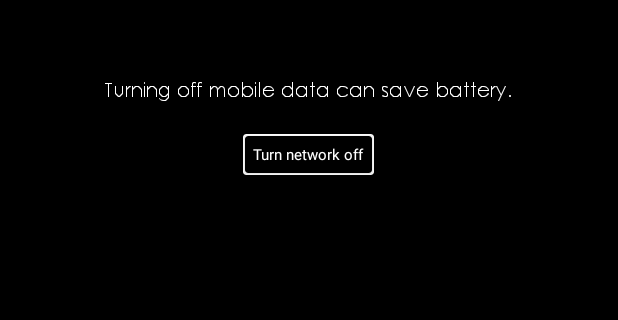
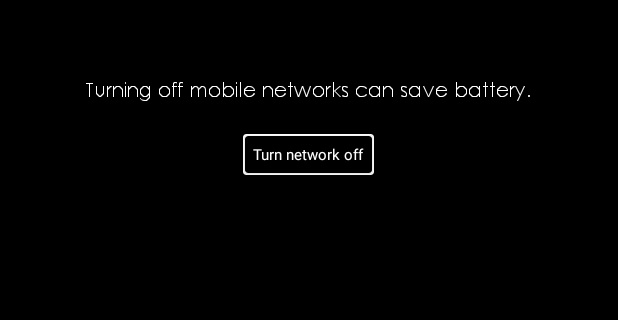
Before and after one commit to freefalltech/Blackout, an Android app: the MainActivity screen opened directly, with no data from a screen before it, after a tap on "Turn network off", on a phone screen of 412 x 824 dp, the part 140-460 px from its top. Run offline under Robolectric (Android 15) with nearby library versions, the phone set to English and light mode, and no system bars; 1 other tap on this screen came first.

Commit message:
Edit strings, main activity for turn network off

```diff
--- a/app/src/main/java/io/github/freefalltech/blackout/MainActivity.java
+++ b/app/src/main/java/io/github/freefalltech/blackout/MainActivity.java
@@ -1,6 +1,5 @@
 package io.github.freefalltech.blackout;
 
-import android.content.ContentResolver;
 import android.content.Intent;
 import android.graphics.Typeface;
 import android.net.Uri;
@@ -9,7 +8,6 @@ import android.os.Bundle;
 import android.provider.Settings;
 import android.support.v7.app.AppCompatActivity;
 import android.view.View;
-import android.view.Window;
 import android.view.WindowManager;
 import android.widget.RelativeLayout;
 import android.widget.TextView;
@@ -27,7 +25,7 @@ public class MainActivity extends AppCompatActivity {
         searchWifiText.setTypeface(Typeface.createFromAsset(getAssets(), "fonts/helvetica.otf"));
         titleHeader.setTypeface(Typeface.createFromAsset(getAssets(), "fonts/helvetica.otf"));
         subText.setTypeface(Typeface.createFromAsset(getAssets(),"fonts/centurygothic.ttf"));
-        dimBrighntess();
+        dimBrightness();
     }
 
     public void searchWifi(View v){
@@ -37,7 +35,7 @@ public class MainActivity extends AppCompatActivity {
         rl.setVisibility(View.VISIBLE);
     }
 
-    private void dimBrighntess() {
+    private void dimBrightness() {
 
         if (Build.VERSION.SDK_INT >= Build.VERSION_CODES.M&&!Settings.System.canWrite(this)) {
                 Intent intent = new Intent(android.provider.Settings.ACTION_MANAGE_WRITE_SETTINGS);
@@ -47,19 +45,17 @@ public class MainActivity extends AppCompatActivity {
         }
         if (Build.VERSION.SDK_INT < Build.VERSION_CODES.M||Settings.System.canWrite(this)) {
             Settings.System.putInt(this.getContentResolver(),
-                    Settings.System.SCREEN_BRIGHTNESS, 20);
+                    Settings.System.SCREEN_BRIGHTNESS, 0);
 
             WindowManager.LayoutParams lp = getWindow().getAttributes();
-            lp.screenBrightness =0.2f;// 100 / 100.0f;
+            lp.screenBrightness =0f;
             getWindow().setAttributes(lp);
 
         }
     }
 
     public void turnNetworkOff(View view) {
-        Intent intent = new Intent();
-        intent.setClassName("com.android.settings",
-                "com.android.settings.Settings$DataUsageSummaryActivity");
+        Intent intent = new Intent(Settings.ACTION_DATA_ROAMING_SETTINGS);
         startActivity(intent);
     }
 }
--- a/app/src/main/res/layout/activity_main.xml
+++ b/app/src/main/res/layout/activity_main.xml
@@ -28,7 +28,7 @@
         android:textAlignment="center"
         android:id="@+id/saveDataText"
         android:layout_centerHorizontal="true"
-        android:text="Turning off mobile data can save battery."
+        android:text="@string/cellular_networks_off_helper"
         android:textColor="#ffffff"
         android:textSize="13sp"
         android:layout_margin="20sp"
--- a/app/src/main/res/values/strings.xml
+++ b/app/src/main/res/values/strings.xml
@@ -5,4 +5,5 @@
     <string name="enable_blackout">Enable Blackout</string>
     <string name="ultrasound_alarm">Ultrasound Alarm</string>
     <string name="cellular_networks_off">Turn network off</string>
+    <string name="cellular_networks_off_helper">Turning off mobile networks can save battery.</string>
 </resources>
```
